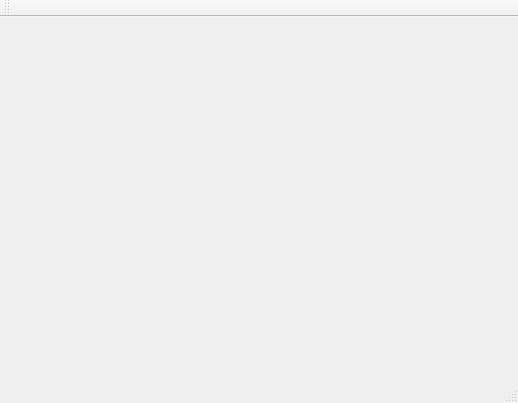
iyinchao/DIPKit, file dipkit.ui: the form before one commit.
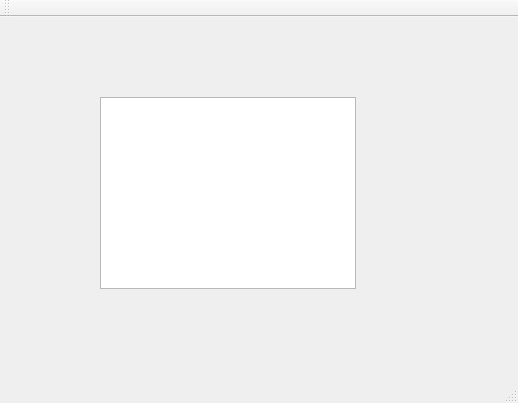
The form after the commit.

The edit to the form file:
```diff
--- a/dipkit.ui
+++ b/dipkit.ui
@@ -13,7 +13,18 @@
   <property name="windowTitle">
    <string>DIPWindow</string>
   </property>
-  <widget class="QWidget" name="centralWidget"/>
+  <widget class="QWidget" name="centralWidget">
+   <widget class="QTableView" name="tableView">
+    <property name="geometry">
+     <rect>
+      <x>100</x>
+      <y>80</y>
+      <width>256</width>
+      <height>192</height>
+     </rect>
+    </property>
+   </widget>
+  </widget>
   <widget class="QMenuBar" name="menuBar">
    <property name="geometry">
     <rect>
```
